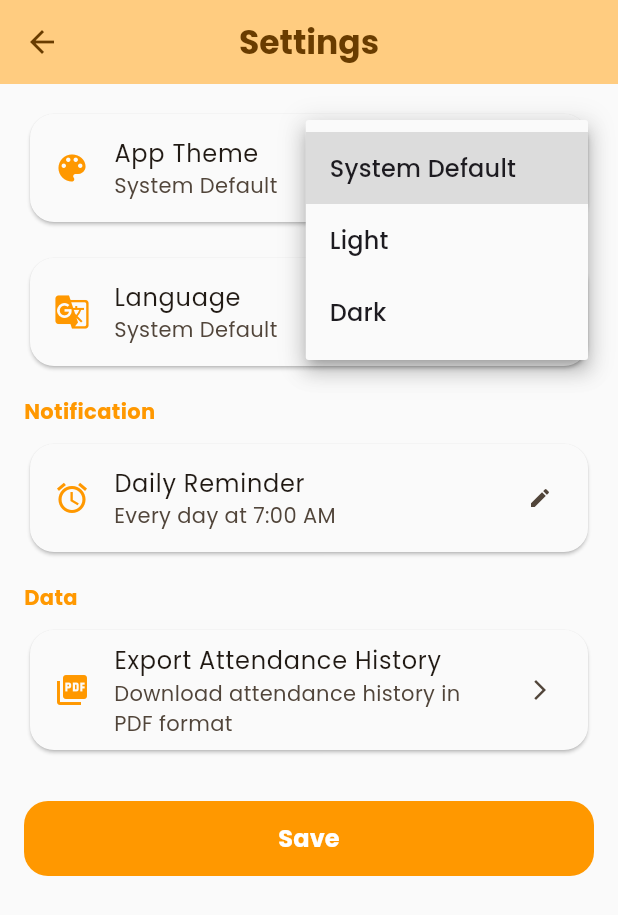
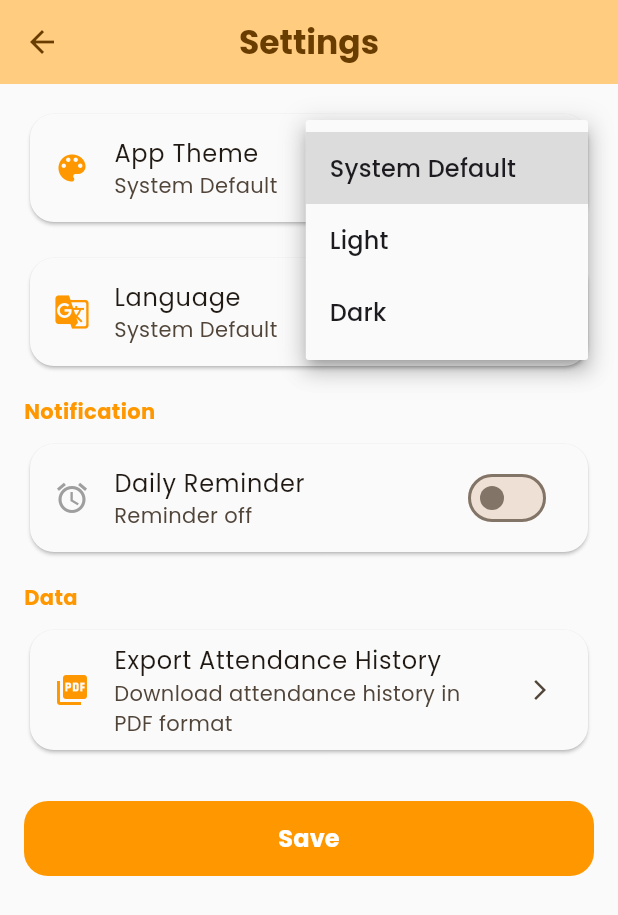
Before and after one commit to gerrybagaskoro/absensi_ppkdjp_b3, a Flutter app: the SettingsPresensi screen opened directly, after a tap on "System Default", on a phone screen of 412 x 824 dp. Shown: the top 915 px of the screen. Run offline on Flutter 3.47's test engine with Material 3 defaults, Android fonts, the phone set to English and light mode, and no system bars; our stand-ins replace animate_do, flutter_local_notifications, flutter_timezone, geocoding, geolocator, google_fonts and 10 more; accounts and stored records are empty.

Commit message:
fix reminder push notification

```diff
--- a/lib/l10n/app_en.arb
+++ b/lib/l10n/app_en.arb
@@ -198,5 +198,7 @@
     "resetPasswordSuccess": "Password updated successfully",
     "resetPasswordFailed": "Failed to reset password: {error}",
     "resetPasswordButton": "Reset Password",
-    "sendOtpButton": "Send OTP"
+    "sendOtpButton": "Send OTP",
+    "reminderOff": "Reminder off",
+    "testNotificationButton": "Test Notification"
 }
--- a/lib/l10n/app_id.arb
+++ b/lib/l10n/app_id.arb
@@ -197,5 +197,7 @@
     "resetPasswordSuccess": "Password berhasil diperbarui",
     "resetPasswordFailed": "Gagal reset password: {error}",
     "resetPasswordButton": "Reset Password",
-    "sendOtpButton": "Kirim OTP"
+    "sendOtpButton": "Kirim OTP",
+    "reminderOff": "Pengingat mati",
+    "testNotificationButton": "Tes Notifikasi"
 }
--- a/lib/l10n/app_localizations.dart
+++ b/lib/l10n/app_localizations.dart
@@ -1171,6 +1171,18 @@ abstract class AppLocalizations {
   /// In en, this message translates to:
   /// **'Send OTP'**
   String get sendOtpButton;
+
+  /// No description provided for @reminderOff.
+  ///
+  /// In en, this message translates to:
+  /// **'Reminder off'**
+  String get reminderOff;
+
+  /// No description provided for @testNotificationButton.
+  ///
+  /// In en, this message translates to:
+  /// **'Test Notification'**
+  String get testNotificationButton;
 }
 
 class _AppLocalizationsDelegate
--- a/lib/l10n/app_localizations_en.dart
+++ b/lib/l10n/app_localizations_en.dart
@@ -567,4 +567,10 @@ class AppLocalizationsEn extends AppLocalizations {
 
   @override
   String get sendOtpButton => 'Send OTP';
+
+  @override
+  String get reminderOff => 'Reminder off';
+
+  @override
+  String get testNotificationButton => 'Test Notification';
 }
--- a/lib/l10n/app_localizations_id.dart
+++ b/lib/l10n/app_localizations_id.dart
@@ -567,4 +567,10 @@ class AppLocalizationsId extends AppLocalizations {
 
   @override
   String get sendOtpButton => 'Kirim OTP';
+
+  @override
+  String get reminderOff => 'Pengingat mati';
+
+  @override
+  String get testNotificationButton => 'Tes Notifikasi';
 }
--- a/lib/views/profile/settings_presensi.dart
+++ b/lib/views/profile/settings_presensi.dart
@@ -16,6 +16,7 @@ class SettingsPresensi extends StatefulWidget {
 
 class _SettingsPresensiState extends State<SettingsPresensi> {
   TimeOfDay? _scheduledTime;
+  bool _isReminderEnabled = false;
 
   @override
   void initState() {
@@ -24,20 +25,24 @@ class _SettingsPresensiState extends State<SettingsPresensi> {
   }
 
   Future<void> _loadScheduledTime() async {
-    final time = await NotificationService().getScheduledTime();
+    final service = NotificationService();
+    final time = await service.getScheduledTime();
+    final enabled = await service.isReminderEnabled();
     setState(() {
       _scheduledTime = time;
+      _isReminderEnabled = enabled;
     });
   }
 
   Future<void> _pickTime() async {
+    if (!_isReminderEnabled) return;
+
     final picked = await showTimePicker(
       context: context,
       initialTime: _scheduledTime ?? const TimeOfDay(hour: 6, minute: 0),
     );
 
     if (picked != null) {
-      // Call service and get debug message
       final msg = await NotificationService().scheduleDailyNotification(
         time: picked,
       );
@@ -47,10 +52,42 @@ class _SettingsPresensiState extends State<SettingsPresensi> {
       });
 
       if (mounted) {
-        // Show detailed feedback to user
         ScaffoldMessenger.of(context).showSnackBar(
           SnackBar(content: Text(msg), duration: const Duration(seconds: 4)),
         );
+      }
+    }
+  }
+
+  Future<void> _toggleReminder(bool value) async {
+    final service = NotificationService();
+
+    // Optimistic UI Update: change state immediately
+    setState(() {
+      _isReminderEnabled = value;
+    });
+
+    try {
+      if (value) {
+        await service.requestPermissions();
+      }
+      await service.setReminderEnabled(value);
+      final msg = await service.scheduleDailyNotification();
+
+      if (mounted) {
+        ScaffoldMessenger.of(context).showSnackBar(
+          SnackBar(content: Text(msg), duration: const Duration(seconds: 2)),
+        );
+      }
+    } catch (e) {
+      // Revert if failed
+      setState(() {
+        _isReminderEnabled = !value;
+      });
+      if (mounted) {
+        ScaffoldMessenger.of(
+          context,
+        ).showSnackBar(SnackBar(content: Text("Gagal: $e")));
       }
     }
   }
@@ -178,22 +215,48 @@ class _SettingsPresensiState extends State<SettingsPresensi> {
             child: Column(
               children: [
                 ListTile(
-                  leading: Icon(Icons.alarm, color: scheme.primary),
+                  leading: Icon(
+                    Icons.alarm,
+                    color: _isReminderEnabled ? scheme.primary : Colors.grey,
+                  ),
                   title: Text(AppLocalizations.of(context)!.dailyReminder),
                   subtitle: Text(
-                    _scheduledTime != null
-                        ? AppLocalizations.of(
-                            context,
-                          )!.dailyReminderTime(_scheduledTime!.format(context))
-                        : AppLocalizations.of(context)!.loading,
+                    _isReminderEnabled
+                        ? (_scheduledTime != null
+                              ? AppLocalizations.of(context)!.dailyReminderTime(
+                                  _scheduledTime!.format(context),
+                                )
+                              : AppLocalizations.of(context)!.loading)
+                        : AppLocalizations.of(context)!.reminderOff,
                   ),
-                  onTap: _pickTime,
-                  trailing: Icon(
-                    Icons.edit,
-                    size: 16,
-                    color: scheme.onSurfaceVariant,
+                  onTap: _isReminderEnabled ? _pickTime : null,
+                  trailing: Switch(
+                    value: _isReminderEnabled,
+                    onChanged: _toggleReminder,
+                    activeThumbColor: scheme.primary,
                   ),
                 ),
+                if (_isReminderEnabled)
+                  Padding(
+                    padding: const EdgeInsets.symmetric(
+                      horizontal: 16.0,
+                      vertical: 8.0,
+                    ),
+                    child: OutlinedButton.icon(
+                      onPressed: () =>
+                          NotificationService().showTestNotification(),
+                      icon: const Icon(Icons.notifications_active, size: 18),
+                      label: Text(
+                        AppLocalizations.of(context)!.testNotificationButton,
+                      ),
+                      style: OutlinedButton.styleFrom(
+                        minimumSize: const Size(double.infinity, 40),
+                        shape: RoundedRectangleBorder(
+                          borderRadius: BorderRadius.circular(12),
+                        ),
+                      ),
+                    ),
+                  ),
               ],
             ),
           ),
--- a/pubspec.yaml
+++ b/pubspec.yaml
@@ -16,7 +16,7 @@ publish_to: 'none' # Remove this line if you wish to publish to pub.dev
 # https://developer.apple.com/library/archive/documentation/General/Reference/InfoPlistKeyReference/Articles/CoreFoundationKeys.html
 # In Windows, build-name is used as the major, minor, and patch parts
 # of the product and file versions while build-number is used as the build suffix.
-version: 1.0.0+2
+version: 1.0.0+3
 
 environment:
   sdk: ^3.8.1
```
Also changed, not shown: lib/services/notification_service.dart (+68 -11 lines), 3 other files.
